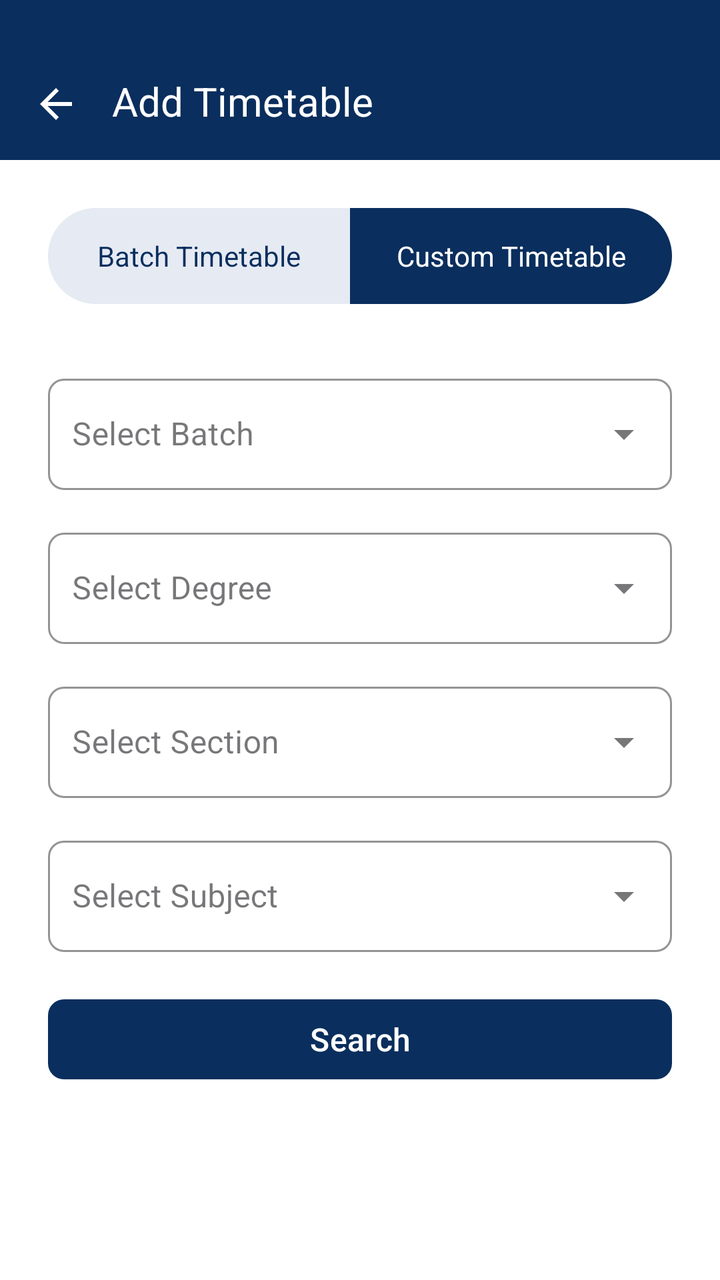
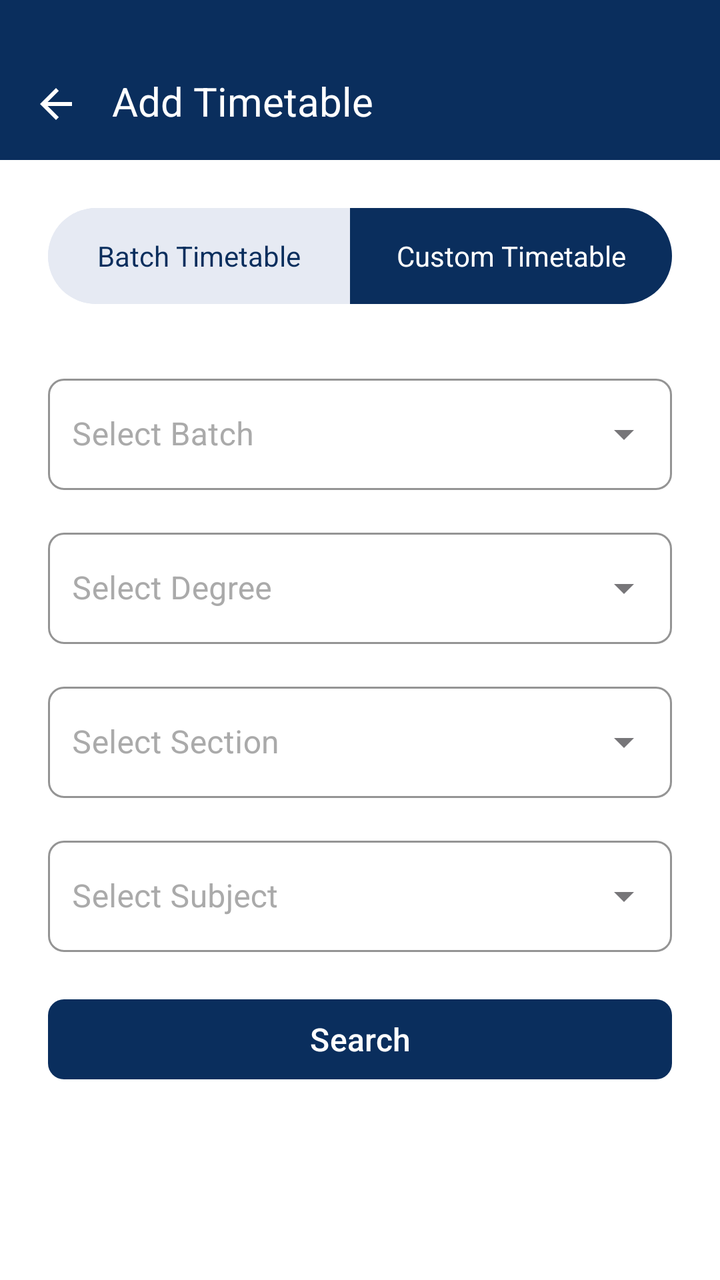

The first picture is an Android layout as it rendered before a commit; the second is the same layout after the commit. The layout source and the unified diff follow.
<!-- AndroidManifest.xml: application theme Theme.FASTable -->
<!-- res/layout/activity_custom_timetable.xml -->
<?xml version="1.0" encoding="utf-8"?>
<androidx.constraintlayout.widget.ConstraintLayout
    xmlns:android="http://schemas.android.com/apk/res/android"
    xmlns:app="http://schemas.android.com/apk/res-auto"
    xmlns:tools="http://schemas.android.com/tools"
    android:layout_width="match_parent"
    android:layout_height="match_parent"
    android:background="#FFFFFF"
    tools:context=".CustomTimetable">

    
    <View
        android:id="@+id/topBar"
        android:layout_width="match_parent"
        android:layout_height="80dp"
        android:background="#0A2E5D"
        app:layout_constraintTop_toTopOf="parent" />

    <ImageView
        android:id="@+id/ivBack"
        android:layout_width="24dp"
        android:layout_height="24dp"
        android:layout_marginStart="16dp"
        android:layout_marginBottom="16dp"
        android:src="@drawable/ic_arrow_back"
        app:layout_constraintBottom_toBottomOf="@id/topBar"
        app:layout_constraintStart_toStartOf="parent" />

    <TextView
        android:id="@+id/tvTitle"
        android:layout_width="wrap_content"
        android:layout_height="wrap_content"
        android:text="Add Timetable"
        android:textColor="@android:color/white"
        android:textSize="20sp"
        android:layout_marginBottom="16dp"
        app:layout_constraintBottom_toBottomOf="@id/topBar"
        app:layout_constraintStart_toEndOf="@id/ivBack"
        android:layout_marginStart="16dp"/>



    
    <LinearLayout
        android:id="@+id/tabContainer"
        android:layout_width="match_parent"
        android:layout_height="48dp"
        android:layout_marginTop="24dp"
        android:layout_marginHorizontal="24dp"
        android:background="@drawable/toggle_background"
        android:orientation="horizontal"
        app:layout_constraintTop_toBottomOf="@id/topBar"
        app:layout_constraintStart_toStartOf="parent"
        app:layout_constraintEnd_toEndOf="parent">

        <TextView
            android:id="@+id/tvBatchTimetable"
            android:layout_width="0dp"
            android:layout_height="match_parent"
            android:layout_weight="1"
            android:gravity="center"
            android:text="Batch Timetable"
            android:textColor="#0A2E5D"
            android:textSize="14sp"
            android:background="@drawable/unselected_tab_left"/>

        <TextView
            android:id="@+id/tvCustomTimetable"
            android:layout_width="10dp"
            android:layout_height="match_parent"
            android:layout_weight="1"
            android:gravity="center"
            android:text="Custom Timetable"
            android:textColor="#FFFFFF"
            android:textSize="14sp"
            android:background="@drawable/selected_tab_right"/>
    </LinearLayout>

    
    <com.google.android.material.textfield.TextInputLayout
        android:id="@+id/dropdownBatch"
        style="@style/Widget.MaterialComponents.TextInputLayout.OutlinedBox.ExposedDropdownMenu"
        android:layout_width="0dp"
        android:layout_height="wrap_content"
        android:hint="@string/select_batch"
        android:layout_marginHorizontal="24dp"
        android:layout_marginTop="32dp"
        app:boxCornerRadiusTopStart="8dp"
        app:boxCornerRadiusTopEnd="8dp"
        app:boxCornerRadiusBottomStart="8dp"
        app:boxCornerRadiusBottomEnd="8dp"
        app:boxStrokeColor="#B0B0B0"
        app:layout_constraintTop_toBottomOf="@id/tabContainer"
        app:layout_constraintStart_toStartOf="parent"
        app:layout_constraintEnd_toEndOf="parent">

        <AutoCompleteTextView
            android:id="@+id/autoBatch"
            android:layout_width="match_parent"
            android:layout_height="wrap_content"
            android:inputType="none"
            android:textColor="#000000"
            android:paddingStart="12dp"
            android:paddingEnd="12dp"
            android:drawablePadding="8dp"/>
    </com.google.android.material.textfield.TextInputLayout>

    
    <com.google.android.material.textfield.TextInputLayout
        android:id="@+id/dropdownDegree"
        style="@style/Widget.MaterialComponents.TextInputLayout.OutlinedBox.ExposedDropdownMenu"
        android:layout_width="0dp"
        android:layout_height="wrap_content"
        android:hint="@string/select_degree"
        android:layout_marginHorizontal="24dp"
        android:layout_marginTop="16dp"
        app:boxCornerRadiusTopStart="8dp"
        app:boxCornerRadiusTopEnd="8dp"
        app:boxCornerRadiusBottomStart="8dp"
        app:boxCornerRadiusBottomEnd="8dp"
        app:boxStrokeColor="#B0B0B0"
        app:layout_constraintTop_toBottomOf="@id/dropdownBatch"
        app:layout_constraintStart_toStartOf="parent"
        app:layout_constraintEnd_toEndOf="parent">

        <AutoCompleteTextView
            android:id="@+id/autoDegree"
            android:layout_width="match_parent"
            android:layout_height="wrap_content"
            android:inputType="none"
            android:textColor="#000000"
            android:paddingStart="12dp"
            android:paddingEnd="12dp"
            android:drawablePadding="8dp"/>
    </com.google.android.material.textfield.TextInputLayout>

    
    <com.google.android.material.textfield.TextInputLayout
        android:id="@+id/dropdownSection"
        style="@style/Widget.MaterialComponents.TextInputLayout.OutlinedBox.ExposedDropdownMenu"
        android:layout_width="0dp"
        android:layout_height="wrap_content"
        android:hint="@string/select_section"
        android:layout_marginHorizontal="24dp"
        android:layout_marginTop="16dp"
        app:boxCornerRadiusTopStart="8dp"
        app:boxCornerRadiusTopEnd="8dp"
        app:boxCornerRadiusBottomStart="8dp"
        app:boxCornerRadiusBottomEnd="8dp"
        app:boxStrokeColor="#B0B0B0"
        app:layout_constraintTop_toBottomOf="@id/dropdownDegree"
        app:layout_constraintStart_toStartOf="parent"
        app:layout_constraintEnd_toEndOf="parent">

        <AutoCompleteTextView
            android:id="@+id/autoSection"
            android:layout_width="match_parent"
            android:layout_height="wrap_content"
            android:inputType="none"
            android:textColor="#000000"
            android:paddingStart="12dp"
            android:paddingEnd="12dp"
            android:drawablePadding="8dp"/>
    </com.google.android.material.textfield.TextInputLayout>

    
    <com.google.android.material.textfield.TextInputLayout
        android:id="@+id/dropdownSubject"
        style="@style/Widget.MaterialComponents.TextInputLayout.OutlinedBox.ExposedDropdownMenu"
        android:layout_width="0dp"
        android:layout_height="wrap_content"
        android:hint="@string/select_subject"
        android:layout_marginHorizontal="24dp"
        android:layout_marginTop="16dp"
        app:boxCornerRadiusTopStart="8dp"
        app:boxCornerRadiusTopEnd="8dp"
        app:boxCornerRadiusBottomStart="8dp"
        app:boxCornerRadiusBottomEnd="8dp"
        app:boxStrokeColor="#B0B0B0"
        app:layout_constraintTop_toBottomOf="@id/dropdownSection"
        app:layout_constraintStart_toStartOf="parent"
        app:layout_constraintEnd_toEndOf="parent">

        <AutoCompleteTextView
            android:id="@+id/autoSubject"
            android:layout_width="match_parent"
            android:layout_height="wrap_content"
            android:inputType="none"
            android:textColor="#000000"
            android:paddingStart="12dp"
            android:paddingEnd="12dp"
            android:drawablePadding="8dp"/>
    </com.google.android.material.textfield.TextInputLayout>
    ```



    
    <com.google.android.material.button.MaterialButton
        android:id="@+id/btnSearch"
        android:layout_width="0dp"
        android:layout_height="48dp"
        android:text="@string/search"
        android:textColor="@android:color/white"
        android:textSize="16sp"
        android:layout_marginHorizontal="24dp"
        android:layout_marginTop="24dp"
        android:layout_marginBottom="24dp"
        app:cornerRadius="8dp"
        app:backgroundTint="#0A2E5D"
        app:layout_constraintTop_toBottomOf="@id/dropdownSection"
        app:layout_constraintStart_toStartOf="parent"
        app:layout_constraintEnd_toEndOf="parent"
        app:layout_constraintBottom_toBottomOf="parent"/>
</androidx.constraintlayout.widget.ConstraintLayout>
<!-- resources referenced by this layout -->
<resources>
  <!-- drawable ic_arrow_back (drawable) -->
  <vector xmlns:android="http://schemas.android.com/apk/res/android"
      android:width="24dp"
      android:height="24dp"
      android:viewportWidth="24"
      android:viewportHeight="24">
      <path
          android:fillColor="#FFFFFFFF"
          android:pathData="M20,11H7.83l5.59-5.59L12,4l-8,8 8,8 1.41-1.41L7.83,13H20v-2z" />
  </vector>
  <!-- drawable selected_tab_right (drawable) -->
  <shape xmlns:android="http://schemas.android.com/apk/res/android"
      android:shape="rectangle">
      <solid android:color="#0A2E5D"/>
      <corners android:topRightRadius="24dp" android:bottomRightRadius="24dp"/>
  </shape>
  <!-- drawable toggle_background (drawable) -->
  <shape xmlns:android="http://schemas.android.com/apk/res/android"
      android:shape="rectangle">
      <solid android:color="#E6EAF3"/>
      <corners android:radius="24dp"/>
  </shape>
  <!-- drawable unselected_tab_left (drawable) -->
  <shape xmlns:android="http://schemas.android.com/apk/res/android"
      android:shape="rectangle">
      <solid android:color="#E6EAF3"/>
      <corners android:topLeftRadius="24dp" android:bottomLeftRadius="24dp"/>
  </shape>
  <string name="search">Search</string>
  <string name="select_batch">Select Batch</string>
  <string name="select_degree">Select Degree</string>
  <string name="select_section">Select Section</string>
  <string name="select_subject">Select Subject</string>
  <style name="Theme.FASTable" parent="Base.Theme.FASTable" />
  <style name="Base.Theme.FASTable" parent="Theme.Material3.DayNight.NoActionBar">
          
          
      </style>
</resources>

<!-- the commit's change to res/layout/activity_custom_timetable.xml (unified diff, before → after) -->
@@ -91,6 +91,9 @@
         app:boxCornerRadiusBottomEnd="8dp"
         app:boxStrokeColor="#B0B0B0"
         app:layout_constraintTop_toBottomOf="@id/tabContainer"
+        android:textColorHint="@android:color/darker_gray"
+        android:textColor="@android:color/black"
+        app:boxBackgroundColor="@color/white"
         app:layout_constraintStart_toStartOf="parent"
         app:layout_constraintEnd_toEndOf="parent">
 
@@ -111,6 +114,9 @@
         style="@style/Widget.MaterialComponents.TextInputLayout.OutlinedBox.ExposedDropdownMenu"
         android:layout_width="0dp"
         android:layout_height="wrap_content"
+        android:textColorHint="@android:color/darker_gray"
+        android:textColor="@android:color/black"
+        app:boxBackgroundColor="@color/white"
         android:hint="@string/select_degree"
         android:layout_marginHorizontal="24dp"
         android:layout_marginTop="16dp"
@@ -141,6 +147,9 @@
         android:layout_width="0dp"
         android:layout_height="wrap_content"
         android:hint="@string/select_section"
+        android:textColorHint="@android:color/darker_gray"
+        android:textColor="@android:color/black"
+        app:boxBackgroundColor="@color/white"
         android:layout_marginHorizontal="24dp"
         android:layout_marginTop="16dp"
         app:boxCornerRadiusTopStart="8dp"
@@ -166,6 +175,9 @@
     
     <com.google.android.material.textfield.TextInputLayout
         android:id="@+id/dropdownSubject"
+        android:textColorHint="@android:color/darker_gray"
+        android:textColor="@android:color/black"
+        app:boxBackgroundColor="@color/white"
         style="@style/Widget.MaterialComponents.TextInputLayout.OutlinedBox.ExposedDropdownMenu"
         android:layout_width="0dp"
         android:layout_height="wrap_content"
<!-- resource entries referenced after the edit -->
@@ -1,5 +1,6 @@
 <!-- resources referenced by this layout -->
 <resources>
+  <color name="white">#FFFFFFFF</color>
   <!-- drawable ic_arrow_back (drawable) -->
   <vector xmlns:android="http://schemas.android.com/apk/res/android"
       android:width="24dp"
